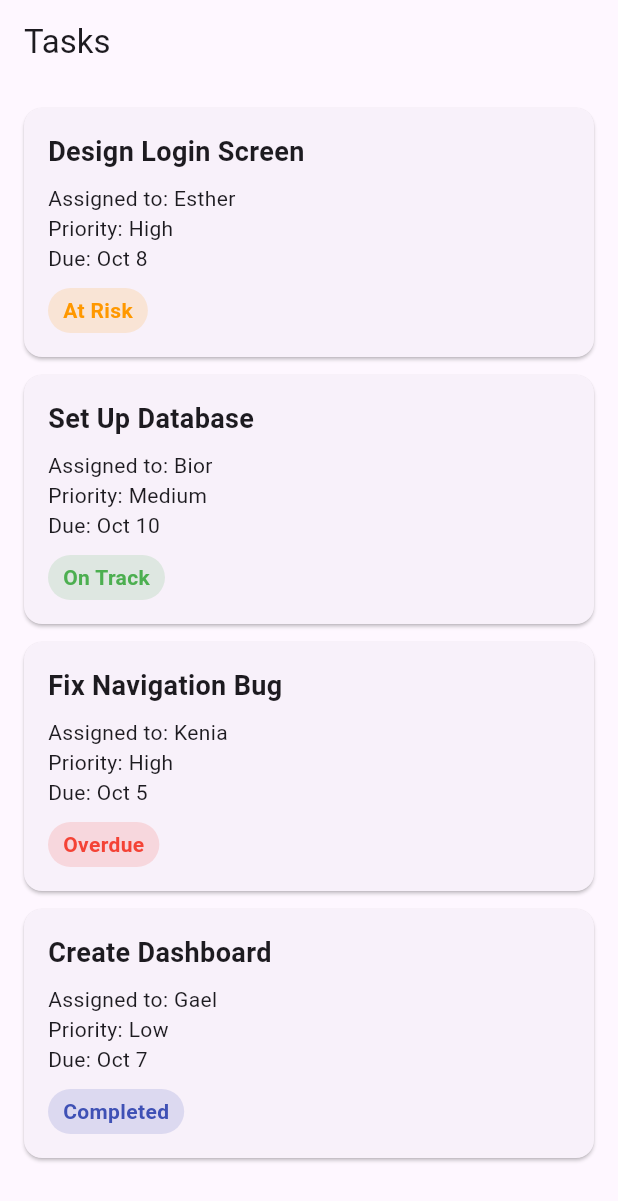
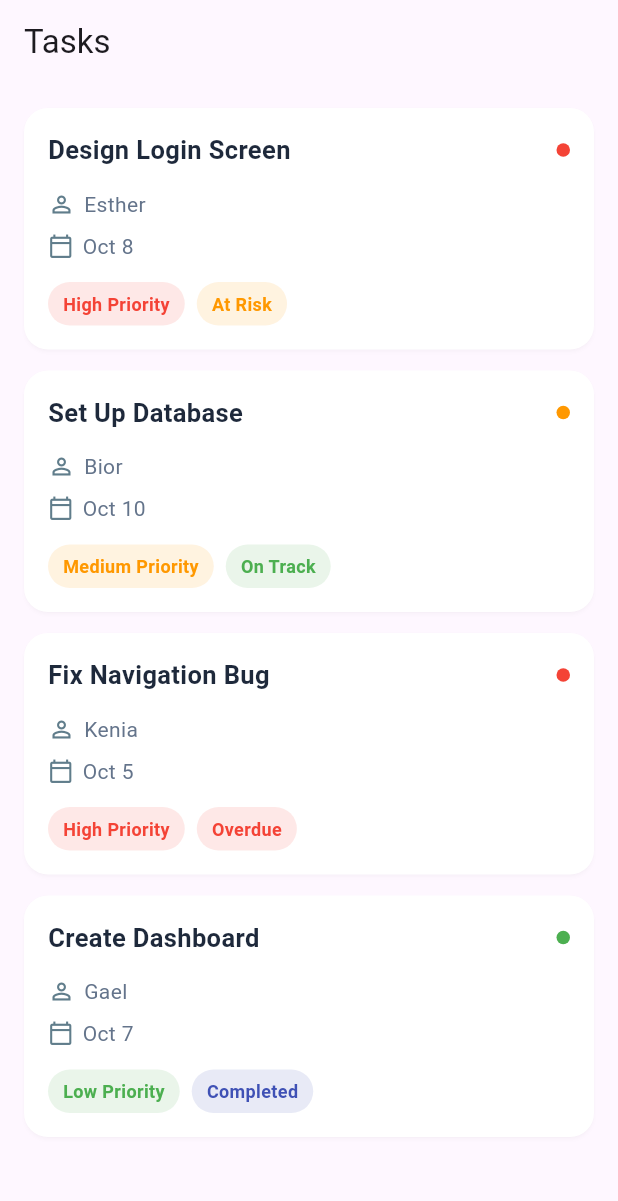
Before and after one commit to EKIRABO/flutter-sla-task-tracker, a Flutter app: the screen it shows after launch, on a phone screen of 412 x 824 dp. Shown: the top 1201 px of the screen. Run offline on Flutter 3.47's test engine with Material 3 defaults, Android fonts, the phone set to English and light mode, and no system bars.

Commit message:
Improving the UI styling

```diff
--- a/lib/widgets/task_card.dart
+++ b/lib/widgets/task_card.dart
@@ -16,7 +16,7 @@ class TaskCard extends StatelessWidget {
     required this.sla,
   });
 
-  // Returns a different color depending on the SLA status
+  // Choose a color based on the SLA status.
   Color getSlaColor() {
     switch (sla) {
       case 'On Track':
@@ -32,48 +32,149 @@ class TaskCard extends StatelessWidget {
     }
   }
 
+  // Choose a color based on task priority.
+  Color getPriorityColor() {
+    switch (priority.toLowerCase()) {
+      case 'high':
+        return Colors.red;
+      case 'medium':
+        return Colors.orange;
+      case 'low':
+        return Colors.green;
+      default:
+        return Colors.grey;
+    }
+  }
+
   @override
   Widget build(BuildContext context) {
+    final slaColor = getSlaColor();
+    final priorityColor = getPriorityColor();
+
     return Card(
-      margin: const EdgeInsets.only(bottom: 12),
+      color: Colors.white,
+      elevation: 1,
+      shadowColor: Colors.black12,
+      margin: const EdgeInsets.only(bottom: 14),
+      shape: RoundedRectangleBorder(
+        borderRadius: BorderRadius.circular(16),
+      ),
       child: Padding(
         padding: const EdgeInsets.all(16),
         child: Column(
           crossAxisAlignment: CrossAxisAlignment.start,
           children: [
-            Text(
+            // Task title and priority indicator
+            Row(
+              children: [
+                Expanded(
+                  child: Text(
                     title,
                     style: const TextStyle(
-                fontSize: 18,
+                      fontSize: 17,
                       fontWeight: FontWeight.bold,
+                      color: Color(0xFF1E293B),
                     ),
+                  ),
+                ),
+                const SizedBox(width: 8),
+                Container(
+                  width: 9,
+                  height: 9,
+                  decoration: BoxDecoration(
+                    color: priorityColor,
+                    shape: BoxShape.circle,
+                  ),
+                ),
+              ],
+            ),
+
+            const SizedBox(height: 14),
+
+            // Assigned team member
+            Row(
+              children: [
+                const Icon(
+                  Icons.person_outline,
+                  size: 18,
+                  color: Colors.blueGrey,
+                ),
+                const SizedBox(width: 6),
+                Expanded(
+                  child: Text(
+                    assignee,
+                    style: const TextStyle(
+                      color: Color(0xFF64748B),
+                    ),
+                  ),
+                ),
+              ],
             ),
 
             const SizedBox(height: 8),
 
-            Text('Assigned to: $assignee'),
-            Text('Priority: $priority'),
-            Text('Due: $deadline'),
+            // Deadline
+            Row(
+              children: [
+                const Icon(
+                  Icons.calendar_today_outlined,
+                  size: 17,
+                  color: Colors.blueGrey,
+                ),
+                const SizedBox(width: 6),
+                Text(
+                  deadline,
+                  style: const TextStyle(
+                    color: Color(0xFF64748B),
+                  ),
+                ),
+              ],
+            ),
 
-            const SizedBox(height: 10),
+            const SizedBox(height: 14),
 
-            // SLA status badge
+            // Priority and SLA badges
+            Wrap(
+              spacing: 8,
+              runSpacing: 8,
+              children: [
                 Container(
                   padding: const EdgeInsets.symmetric(
                     horizontal: 10,
-                vertical: 5,
+                    vertical: 6,
                   ),
                   decoration: BoxDecoration(
-                color: getSlaColor().withValues(alpha: 0.15),
+                    color: priorityColor.withValues(alpha: 0.12),
+                    borderRadius: BorderRadius.circular(20),
+                  ),
+                  child: Text(
+                    '$priority Priority',
+                    style: TextStyle(
+                      color: priorityColor,
+                      fontSize: 12,
+                      fontWeight: FontWeight.w600,
+                    ),
+                  ),
+                ),
+                Container(
+                  padding: const EdgeInsets.symmetric(
+                    horizontal: 10,
+                    vertical: 6,
+                  ),
+                  decoration: BoxDecoration(
+                    color: slaColor.withValues(alpha: 0.12),
                     borderRadius: BorderRadius.circular(20),
                   ),
                   child: Text(
                     sla,
                     style: TextStyle(
-                  color: getSlaColor(),
-                  fontWeight: FontWeight.bold,
+                      color: slaColor,
+                      fontSize: 12,
+                      fontWeight: FontWeight.w600,
                     ),
                   ),
+                ),
+              ],
             ),
           ],
         ),
```
Lines whose indentation alone changed are shown as unchanged.
